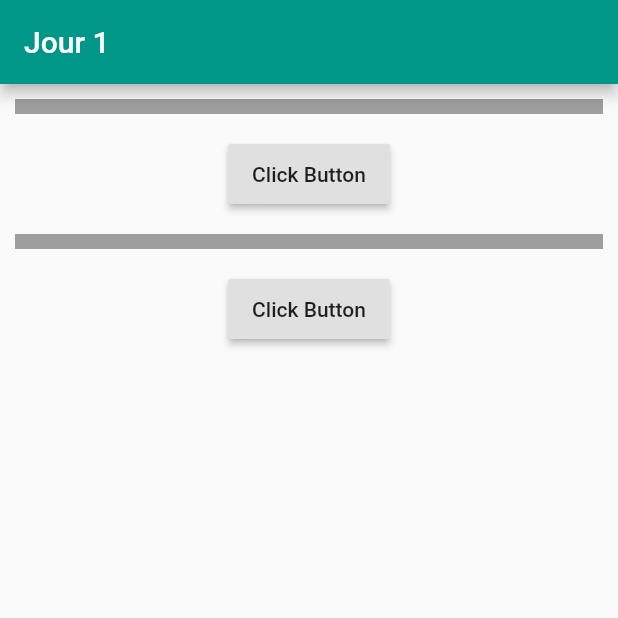
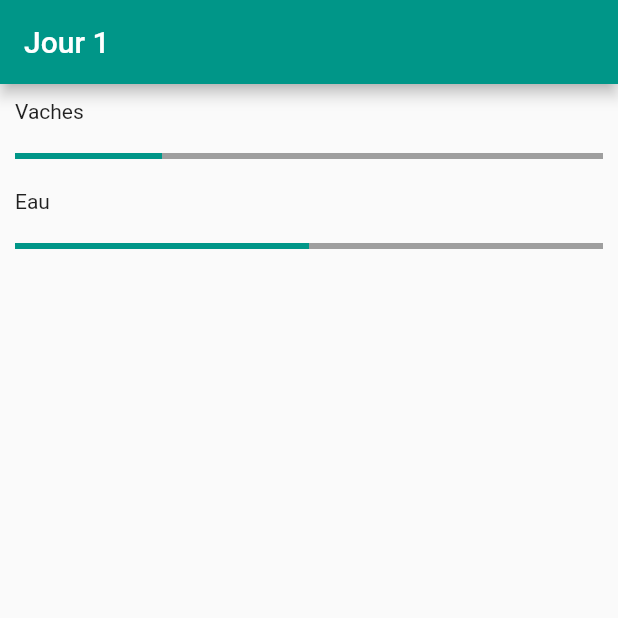
Before and after one commit to sprkl/MilkCow, a Flutter app: the screen it shows after launch, on a phone screen of 412 x 824 dp, the top half of it. Run offline on Flutter 3.47's test engine with Material 2 defaults, Android fonts, the phone set to English and light mode, and no system bars.

Commit message:
Added wiget for resource

```diff
--- a/sosfaim/lib/main.dart
+++ b/sosfaim/lib/main.dart
@@ -1,4 +1,5 @@
 import 'package:flutter/material.dart';
+import 'package:sosfaim/widgets/resourceWidget.dart';
 
 void main() {
  runApp(new SampleApp());
@@ -41,38 +42,48 @@ class _SampleAppPageState extends State<SampleAppPage> {
      ),
      body:
        new ListView.builder(
-         itemCount: 2,
+         itemCount: 1,
          itemBuilder: (BuildContext context, int position) {
            return new Column(
-             children: [
-               new Container(
-                 height: 30,
-                 child: new Padding(
-                   padding: const EdgeInsets.all(10.0),
-                   child: new Container(
-                     child: new LinearProgressIndicator(
-                       value: _progressValue,
-                       backgroundColor: Colors.grey,
-                       valueColor: AlwaysStoppedAnimation<Color>(Colors.teal),
-                     ),
-                   ),
-                 ),
-               ),
-               new Container(
-                 height: 60,
-                 child:  Padding(
-                   padding: const EdgeInsets.all(10.0),
-                   child: new RaisedButton(
-                     child: Text('Click Button'),
-                     onPressed: () {
-                       //Insert event to be fired up when button is clicked here
-                       //in this case, this increments our countValue variable by one.
-                       setState(() => _progressValue += 0.1);
-                     },
-                   ),
-                 ),
-               )
-             ]
+            //  children: [
+            //    new Container(
+            //      height: 30,
+            //      child: new Padding(
+            //        padding: const EdgeInsets.all(10.0),
+            //        child: new Container(
+            //          child: new LinearProgressIndicator(
+            //            value: _progressValue,
+            //            backgroundColor: Colors.grey,
+            //            valueColor: AlwaysStoppedAnimation<Color>(Colors.teal),
+            //          ),
+            //        ),
+            //      ),
+            //    ),
+            //    new Container(
+            //      height: 60,
+            //      child:  Padding(
+            //        padding: const EdgeInsets.all(10.0),
+            //        child: new RaisedButton(
+            //          child: Text('Click Button'),
+            //          onPressed: () {
+            //            //Insert event to be fired up when button is clicked here
+            //            //in this case, this increments our countValue variable by one.
+            //            setState(() => _progressValue += 0.1);
+            //          },
+            //        ),
+            //      ),
+            //    )
+            //]
+            children: [
+              new ResourceWidget(
+                0.25,
+                "Vaches"
+              ),
+              new ResourceWidget(
+                0.50,
+                "Eau"
+              )
+            ],
            );
          })
    );
--- /dev/null
+++ b/sosfaim/lib/widgets/resourceWidget.dart
@@ -0,0 +1,43 @@
+import 'package:flutter/material.dart';
+
+class ResourceWidget extends StatefulWidget{
+  final double progressValue;
+  final String resourceName;
+
+  ResourceWidget(this.progressValue, this.resourceName);
+
+  @override
+  State<StatefulWidget> createState() => new ResourceWidgetState(progressValue, resourceName);
+}
+
+class ResourceWidgetState extends State<ResourceWidget>{
+  double progressValue = 0.0;
+  String resourceLabel;
+
+  ResourceWidgetState(this.progressValue, this.resourceLabel);
+
+  @override
+  Widget build(BuildContext context) {
+    return new Container(
+        child: Column(
+         children: [
+           Padding(
+             padding: const EdgeInsets.all(10.0),
+             child: Align(
+               alignment: Alignment.centerLeft,
+               child: Text(
+                resourceLabel,
+                textAlign: TextAlign.left),)
+            ),
+            Padding(
+              padding: const EdgeInsets.all(10.0),
+              child:  LinearProgressIndicator(
+              value: progressValue,
+              backgroundColor: Colors.grey,
+              valueColor: AlwaysStoppedAnimation<Color>(Colors.teal),)
+            )
+         ],
+       )
+    );
+  }
+}
```
